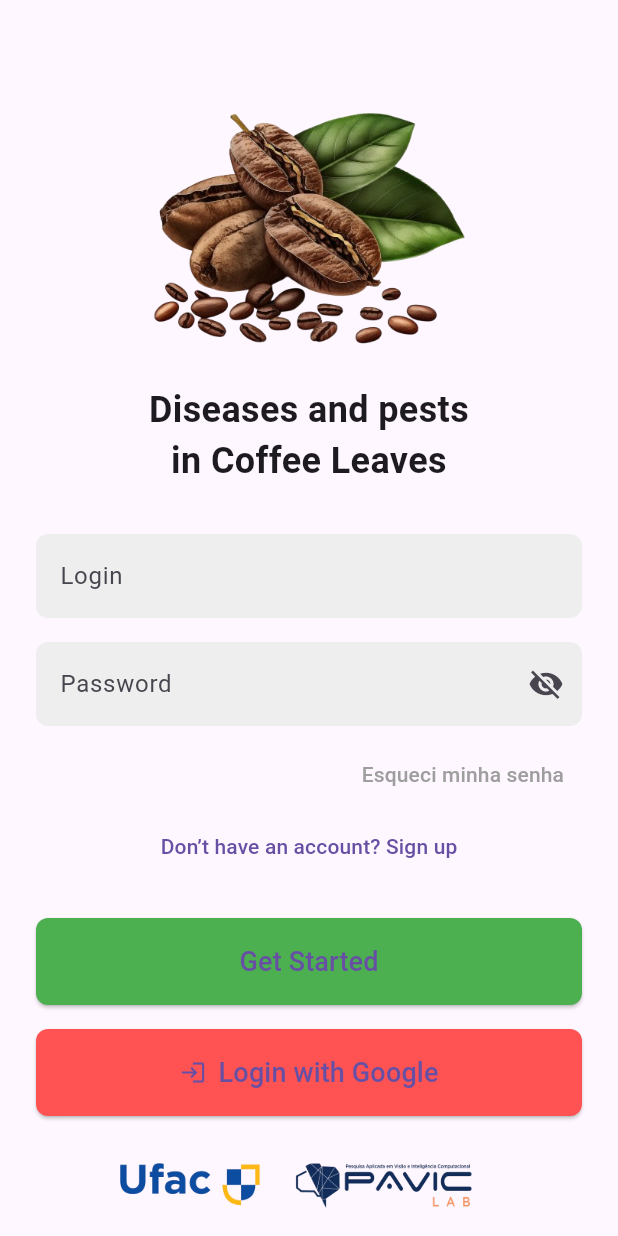
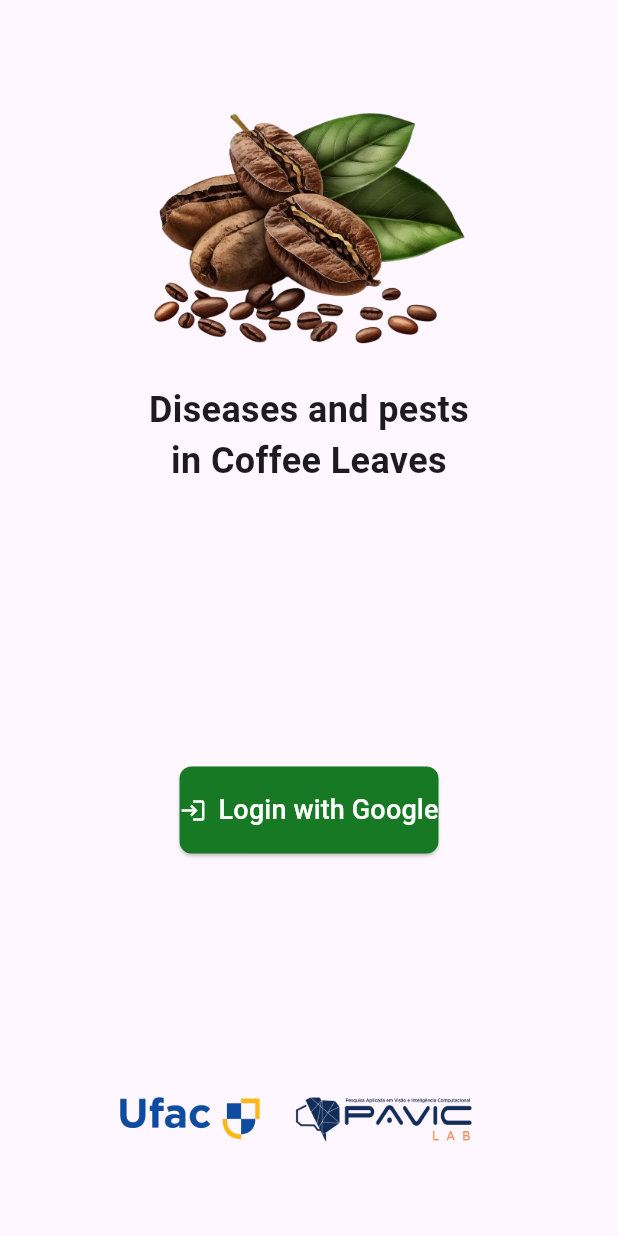
Before and after one commit to LucasCarvalhoPAVIC/Coffe-App-PAVIC, a Flutter app: the screen it shows after launch, on a phone screen of 412 x 824 dp. Run offline on Flutter 3.47's test engine with Material 3 defaults, Android fonts, the phone set to English and light mode, and no system bars; our stand-ins replace firebase_auth, firebase_core, google_sign_in, image_picker; accounts and stored records are empty.

Commit message:
edit login screen and adjust logout button

```diff
--- a/lib/screens/login_screen.dart
+++ b/lib/screens/login_screen.dart
@@ -10,57 +10,9 @@ class LoginScreen extends StatefulWidget {
 }
 
 class _LoginScreenState extends State<LoginScreen> {
-  final _formKey = GlobalKey<FormState>();
-  final TextEditingController _emailController = TextEditingController();
-  final TextEditingController _passwordController = TextEditingController();
-
-  bool _isPasswordVisible = false;
-
   // Instâncias do FirebaseAuth e GoogleSignIn
   final FirebaseAuth _auth = FirebaseAuth.instance;
   final GoogleSignIn _googleSignIn = GoogleSignIn();
-
-  // Função de validação dos campos
-  Future<void> _validateAndSubmit() async {
-    if (_formKey.currentState!.validate()) {
-      try {
-        UserCredential userCredential = await _auth.signInWithEmailAndPassword(
-          email: _emailController.text.trim(),
-          password: _passwordController.text.trim(),
-        );
-        // Navegar para a tela home se o login for bem-sucedido
-        Navigator.pushReplacementNamed(context, '/home');
-      } catch (e) {
-        // Exibir mensagem de erro se o login falhar
-        ScaffoldMessenger.of(context).showSnackBar(
-          SnackBar(content: Text('Erro ao fazer login: ${e.toString()}')),
-        );
-      }
-    }
-  }
-
-  // Validador de e-mail
-  String? _validateEmail(String? value) {
-    if (value == null || value.isEmpty) {
-      return 'Por favor, insira o e-mail.';
-    }
-    final emailRegex = RegExp(r'^[\w-\.]+@([\w-]+\.)+[\w-]{2,4}$');
-    if (!emailRegex.hasMatch(value)) {
-      return 'Insira um e-mail válido.';
-    }
-    return null;
-  }
-
-  // Validador de senha
-  String? _validatePassword(String? value) {
-    if (value == null || value.isEmpty) {
-      return 'Por favor, insira a senha.';
-    }
-    if (value.length < 6) {
-      return 'A senha deve ter pelo menos 6 caracteres.';
-    }
-    return null;
-  }
 
   // Função para login com Google
   Future<void> _signInWithGoogle() async {
@@ -88,10 +40,9 @@ class _LoginScreenState extends State<LoginScreen> {
   @override
   Widget build(BuildContext context) {
     return Scaffold(
-      body: SingleChildScrollView(
+      body: Padding(
         padding: const EdgeInsets.symmetric(horizontal: 24.0, vertical: 60.0),
         child: Column(
-          mainAxisAlignment: MainAxisAlignment.center,
           children: [
             Image.asset('assets/coffee_logo.png', height: 180), // Logo superior
             SizedBox(height: 16.0),
@@ -104,113 +55,26 @@ class _LoginScreenState extends State<LoginScreen> {
               ),
             ),
             SizedBox(height: 32.0),
-            Form(
-              key: _formKey,
-              child: Column(
-                crossAxisAlignment: CrossAxisAlignment.stretch,
-                children: [
-                  // Campo de e-mail
-                  TextFormField(
-                    controller: _emailController,
-                    keyboardType: TextInputType.emailAddress,
-                    decoration: InputDecoration(
-                      labelText: 'Login',
-                      filled: true,
-                      fillColor: Colors.grey[200],
-                      border: OutlineInputBorder(
-                        borderRadius: BorderRadius.circular(8.0),
-                        borderSide: BorderSide.none,
-                      ),
-                    ),
-                    validator: _validateEmail,
-                  ),
-                  SizedBox(height: 16.0),
+            Spacer(), // Espaço para centralizar o botão na tela
 
-                  // Campo de senha
-                  TextFormField(
-                    controller: _passwordController,
-                    obscureText: !_isPasswordVisible,
-                    decoration: InputDecoration(
-                      labelText: 'Password',
-                      filled: true,
-                      fillColor: Colors.grey[200],
-                      border: OutlineInputBorder(
-                        borderRadius: BorderRadius.circular(8.0),
-                        borderSide: BorderSide.none,
-                      ),
-                      suffixIcon: IconButton(
-                        icon: Icon(
-                          _isPasswordVisible ? Icons.visibility : Icons.visibility_off,
-                        ),
-                        onPressed: () {
-                          setState(() {
-                            _isPasswordVisible = !_isPasswordVisible;
-                          });
-                        },
-                      ),
-                    ),
-                    validator: _validatePassword,
-                  ),
-                  SizedBox(height: 8.0),
-
-                  // Link "Esqueci minha senha"
-                  Align(
-                    alignment: Alignment.centerRight,
-                    child: TextButton(
-                      onPressed: () {
-                        print('Recuperação de senha não implementada.');
-                      },
-                      child: Text(
-                        'Esqueci minha senha',
-                        style: TextStyle(color: Colors.grey),
-                      ),
-                    ),
-                  ),
-                  TextButton(
-                    onPressed: () {
-                      Navigator.pushNamed(context, '/signup');
-                    },
-                    child: Text('Don’t have an account? Sign up'),
-                  ),
-                  SizedBox(height: 24.0),
-
-                  // Botão "Get Started"
-                  ElevatedButton(
-                    onPressed: _validateAndSubmit,
+            // Apenas o botão "Login with Google"
+            ElevatedButton.icon(
+              onPressed: _signInWithGoogle,
               style: ElevatedButton.styleFrom(
-                      backgroundColor: Colors.green,
+                backgroundColor: const Color.fromARGB(255, 23, 121, 36),
                 shape: RoundedRectangleBorder(
                   borderRadius: BorderRadius.circular(8.0),
                 ),
                 padding: const EdgeInsets.symmetric(vertical: 16.0),
               ),
-                    child: Text(
-                      'Get Started',
-                      style: TextStyle(fontSize: 18),
+              icon: Icon(Icons.login, color: Colors.white),
+              label: Text(
+                'Login with Google',
+                style: TextStyle(fontSize: 18, color: Colors.white),
               ),
             ),
-                  SizedBox(height: 16.0),
+            Spacer(), // Espaço abaixo do botão para empurrar o ícone para o rodapé
 
-                  // Botão "Login with Google"
-                  ElevatedButton.icon(
-                    onPressed: _signInWithGoogle,
-                    style: ElevatedButton.styleFrom(
-                      backgroundColor: Colors.redAccent,
-                      shape: RoundedRectangleBorder(
-                        borderRadius: BorderRadius.circular(8.0),
-                      ),
-                      padding: const EdgeInsets.symmetric(vertical: 16.0),
-                    ),
-                    icon: Icon(Icons.login),
-                    label: Text(
-                      'Login with Google',
-                      style: TextStyle(fontSize: 18),
-                    ),
-                  ),
-                ],
-              ),
-            ),
-            SizedBox(height: 24.0),
             // Logos no rodapé
             Row(
               mainAxisAlignment: MainAxisAlignment.center,
```
Also changed, not shown: lib/screens/profile_screen.dart (+8 -2 lines), lib/screens/profile_google.dart (deleted). Lines whose indentation alone changed are shown as unchanged.
